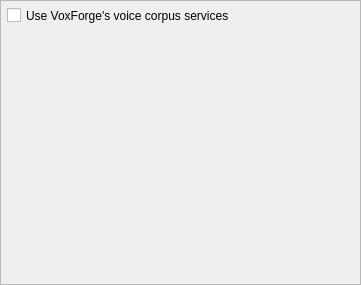
smartboyhw/speechcontrol, file res/ui/settingspane-voxforge.ui: the form before one commit.
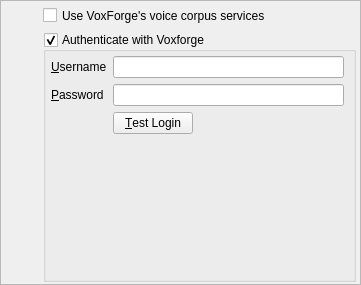
The form after the commit.

Commit message: Updated the UI for the Voxforge settings panel.

```diff
--- a/res/ui/settingspane-voxforge.ui
+++ b/res/ui/settingspane-voxforge.ui
@@ -22,15 +22,15 @@
   <widget class="QWidget" name="verticalLayoutWidget">
    <property name="geometry">
     <rect>
-     <x>7</x>
+     <x>3</x>
      <y>5</y>
-     <width>349</width>
-     <height>273</height>
+     <width>353</width>
+     <height>277</height>
     </rect>
    </property>
-   <layout class="QVBoxLayout" name="verticalLayout">
-    <item>
-     <widget class="QCheckBox" name="checkBox">
+   <layout class="QGridLayout" name="gridLayout">
+    <item row="0" column="1">
+     <widget class="QCheckBox" name="checkBoxEnabled">
       <property name="minimumSize">
        <size>
         <width>232</width>
@@ -48,8 +48,89 @@
       </property>
      </widget>
     </item>
-    <item>
-     <widget class="QWidget" name="widget" native="true"/>
+    <item row="1" column="1">
+     <widget class="QGroupBox" name="groupBoxAuthentication">
+      <property name="sizePolicy">
+       <sizepolicy hsizetype="Expanding" vsizetype="Preferred">
+        <horstretch>0</horstretch>
+        <verstretch>0</verstretch>
+       </sizepolicy>
+      </property>
+      <property name="title">
+       <string>Authenticate with Voxforge</string>
+      </property>
+      <property name="checkable">
+       <bool>true</bool>
+      </property>
+      <widget class="QWidget" name="formLayoutWidget">
+       <property name="geometry">
+        <rect>
+         <x>8</x>
+         <y>24</y>
+         <width>293</width>
+         <height>80</height>
+        </rect>
+       </property>
+       <layout class="QFormLayout" name="formLayout">
+        <property name="fieldGrowthPolicy">
+         <enum>QFormLayout::ExpandingFieldsGrow</enum>
+        </property>
+        <item row="0" column="0">
+         <widget class="QLabel" name="lblUsername">
+          <property name="text">
+           <string>&amp;Username</string>
+          </property>
+          <property name="buddy">
+           <cstring>lineEditUserName</cstring>
+          </property>
+         </widget>
+        </item>
+        <item row="0" column="1">
+         <widget class="QLineEdit" name="lineEditUserName"/>
+        </item>
+        <item row="1" column="0">
+         <widget class="QLabel" name="lblPassword">
+          <property name="text">
+           <string>&amp;Password</string>
+          </property>
+          <property name="buddy">
+           <cstring>lineEditPassWord</cstring>
+          </property>
+         </widget>
+        </item>
+        <item row="1" column="1">
+         <widget class="QLineEdit" name="lineEditPassWord">
+          <property name="echoMode">
+           <enum>QLineEdit::Password</enum>
+          </property>
+         </widget>
+        </item>
+        <item row="2" column="1">
+         <widget class="QPushButton" name="btnTestLogin">
+          <property name="text">
+           <string>&amp;Test Login</string>
+          </property>
+         </widget>
+        </item>
+       </layout>
+      </widget>
+     </widget>
+    </item>
+    <item row="0" column="0">
+     <spacer name="horizontalSpacer">
+      <property name="orientation">
+       <enum>Qt::Horizontal</enum>
+      </property>
+      <property name="sizeType">
+       <enum>QSizePolicy::Fixed</enum>
+      </property>
+      <property name="sizeHint" stdset="0">
+       <size>
+        <width>40</width>
+        <height>20</height>
+       </size>
+      </property>
+     </spacer>
     </item>
    </layout>
   </widget>
```
Left out of the diff: 19 changed lines with no effect on the pictures.
